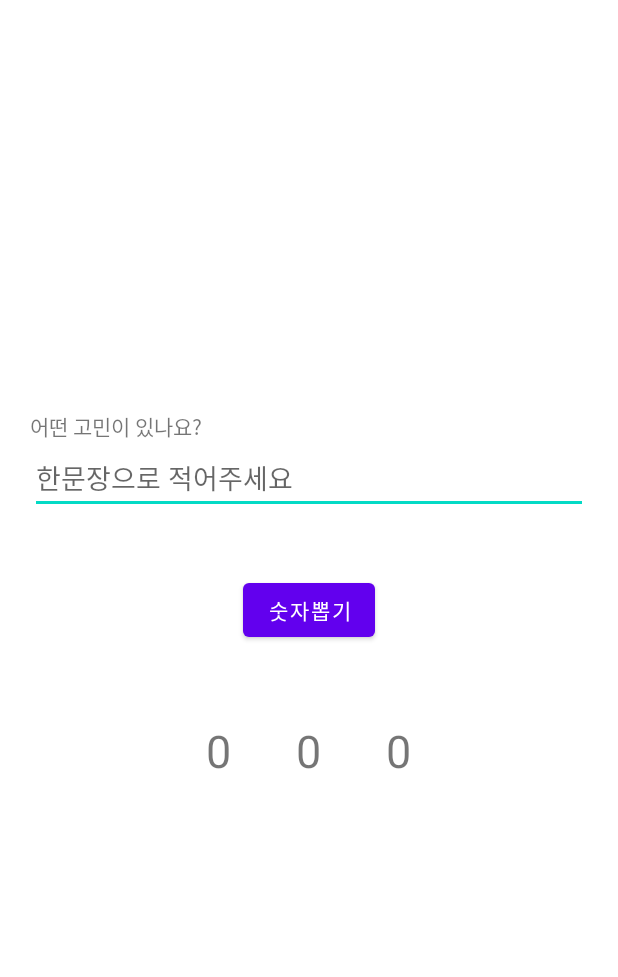
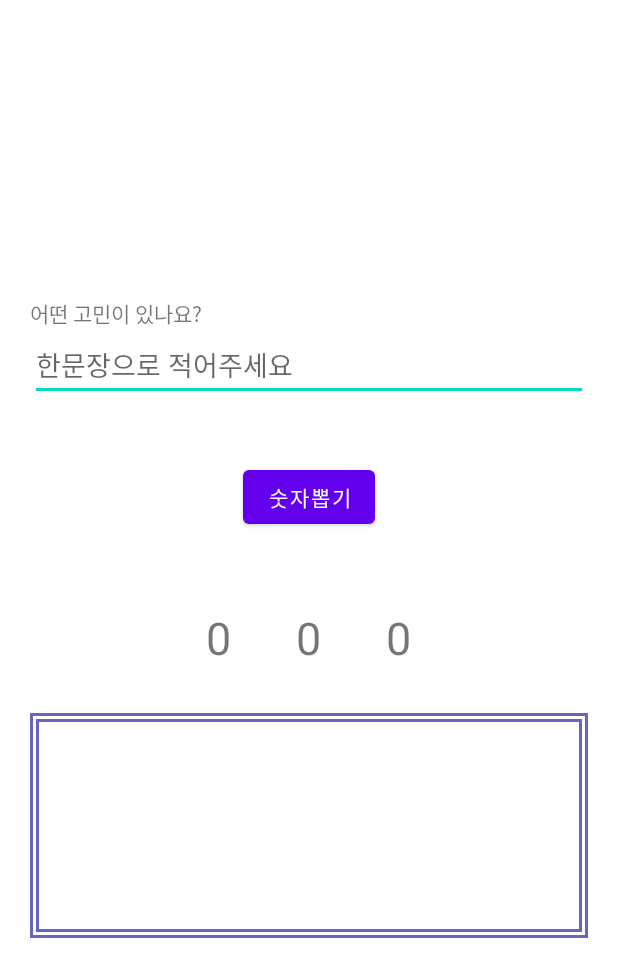
Before and after one commit to Suji6576/yut_fortune, an Android app: the layout activity_main.xml on its own in the app's theme, with its tools: preview values and no code run, on a phone screen of 412 x 824 dp. Shown: the top 977 px of the screen. Run offline under Robolectric (Android 15) with nearby library versions, the phone set to English and light mode, and no system bars.

Commit message:
#2 결과txt 보여줄 박스 추가

```diff
--- /dev/null
+++ b/app/src/main/res/drawable/border_box.xml
@@ -0,0 +1,67 @@
+<?xml version="1.0" encoding="utf-8"?>
+<selector xmlns:android="http://schemas.android.com/apk/res/android">
+
+    <item
+        android:state_pressed="false">
+        <layer-list>
+
+            <item>
+
+                <shape
+                    android:shape="rectangle">
+
+                    <solid
+                        android:color="@color/background"/>
+
+                </shape>
+
+            </item>
+
+            <item
+                android:top="2dp"
+                android:left="2dp"
+                android:right="2dp"
+                android:bottom="2dp">
+
+                <shape
+                    android:shape="rectangle">
+                    <solid
+                        android:color="@color/white"/>
+
+                </shape>
+
+            </item>
+
+            <item
+                android:top="4dp"
+                android:left="4dp"
+                android:right="4dp"
+                android:bottom="4dp">
+
+                <shape
+                    android:shape="rectangle">
+                    <solid
+                        android:color="@color/background"/>
+
+                </shape>
+
+            </item>
+            <item
+                android:top="6dp"
+                android:left="6dp"
+                android:right="6dp"
+                android:bottom="6dp">
+
+                <shape
+                    android:shape="rectangle">
+                    <solid
+                        android:color="@color/white"/>
+
+                </shape>
+
+            </item>
+
+        </layer-list>
+    </item>
+
+</selector>
--- a/app/src/main/res/layout/activity_main.xml
+++ b/app/src/main/res/layout/activity_main.xml
@@ -45,7 +45,7 @@
                 android:layout_width="50dp"
                 android:layout_height="50dp"
                 android:gravity="center"
-                android:textSize="30dp"
+                android:textSize="30sp"
                 android:text="0"/>
 
             <TextView
@@ -53,7 +53,7 @@
                 android:layout_width="50dp"
                 android:layout_height="50dp"
                 android:gravity="center"
-                android:textSize="30dp"
+                android:textSize="30sp"
                 android:layout_marginLeft="10dp"
                 android:text="0"/>
 
@@ -62,9 +62,26 @@
                 android:layout_width="50dp"
                 android:layout_height="50dp"
                 android:gravity="center"
-                android:textSize="30dp"
+                android:textSize="30sp"
                 android:layout_marginLeft="10dp"
                 android:text="0"/>
+
+        </LinearLayout>
+
+        <LinearLayout
+            android:id="@+id/resultLayout"
+            android:layout_width="match_parent"
+            android:layout_height="150dp"
+            android:background="@drawable/border_box"
+            android:gravity="center">
+
+            <TextView
+                android:id="@+id/resultTxt"
+                android:layout_width="wrap_content"
+                android:layout_height="wrap_content"
+                android:textSize="20sp"
+                android:textColor="@color/background"
+                android:text=" " />
 
         </LinearLayout>
 
```
